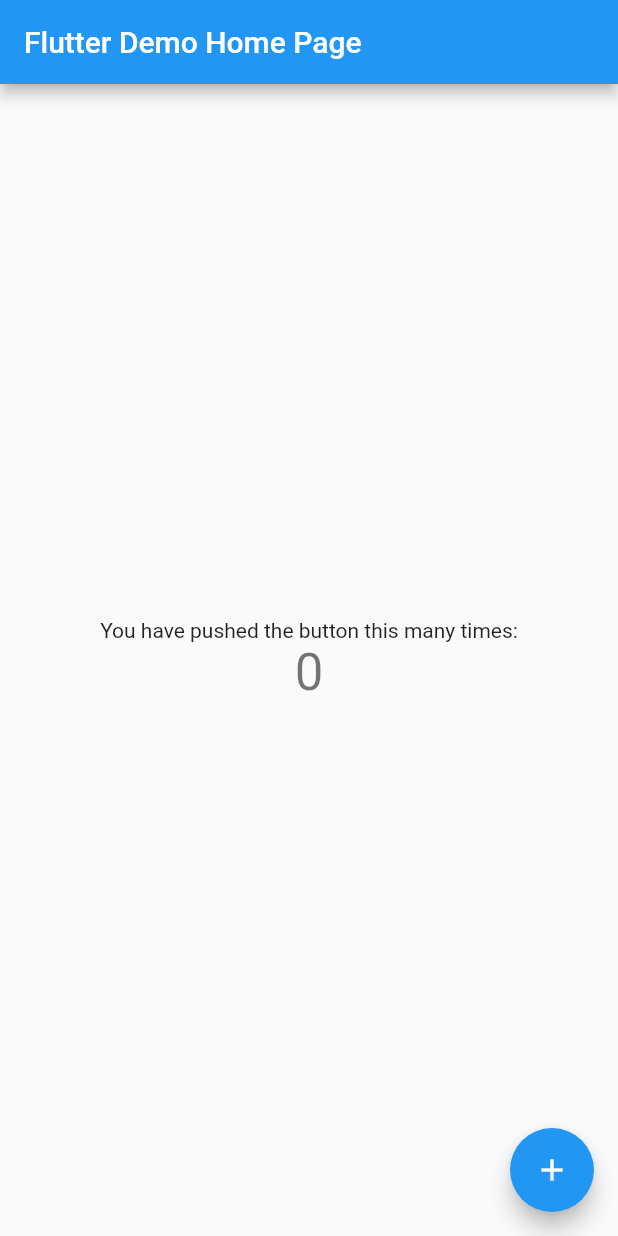
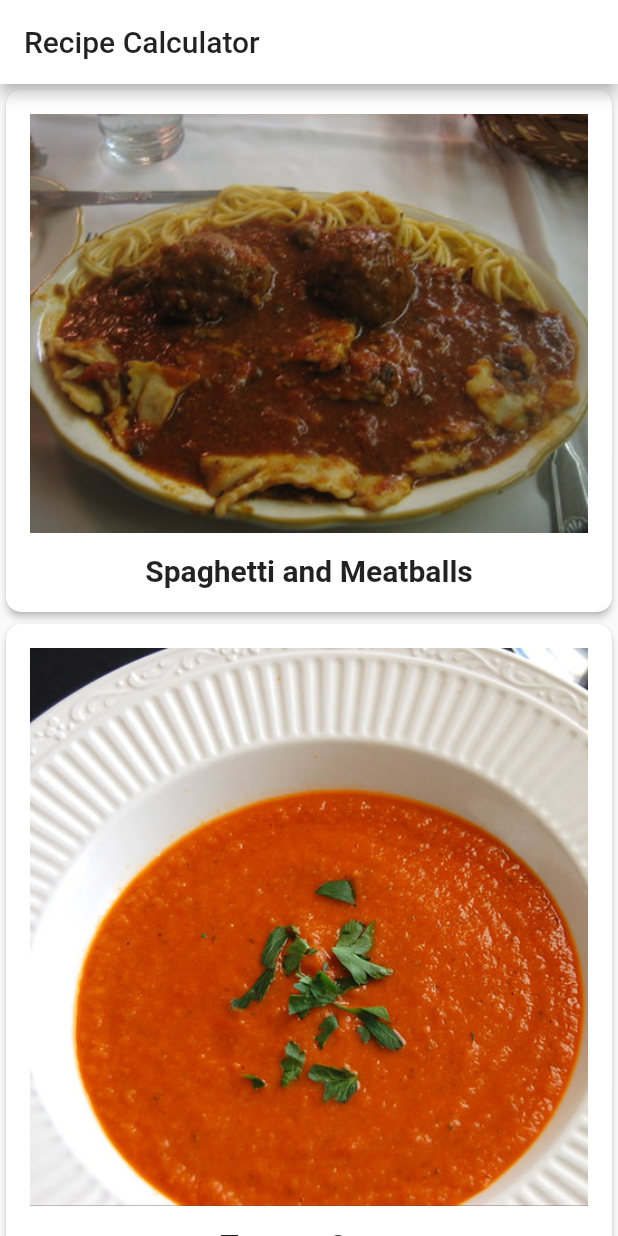
Before and after one commit to mtranggit/recipe_app, a Flutter app: the screen it shows after launch, on a phone screen of 412 x 824 dp. Run offline on Flutter 3.47's test engine with Material 2 defaults, Android fonts, the phone set to English and light mode, and no system bars; Roboto replaces fonts that are missing (Palatino).

Commit message:
Style up recipe page

```diff
--- a/lib/main.dart
+++ b/lib/main.dart
@@ -1,4 +1,5 @@
 import 'package:flutter/material.dart';
+import 'model/recipe.dart';
 
 void main() {
   runApp(RecipeApp());
@@ -9,7 +10,7 @@ class RecipeApp extends StatelessWidget {
   @override
   Widget build(BuildContext context) {
     return MaterialApp(
-      title: 'Flutter Demo',
+      title: 'Recipe Calculator',
       theme: ThemeData(
           // This is the theme of your application.
           //
@@ -20,9 +21,9 @@ class RecipeApp extends StatelessWidget {
           // or simply save your changes to "hot reload" in a Flutter IDE).
           // Notice that the counter didn't reset back to zero; the application
           // is not restarted.
-        primarySwatch: Colors.blue,
-      ),
-      home: MyHomePage(title: 'Flutter Demo Home Page'),
+          primaryColor: Colors.white,
+          accentColor: Colors.black),
+      home: MyHomePage(title: 'Recipe Calculator'),
     );
   }
 }
@@ -46,68 +47,46 @@ class MyHomePage extends StatefulWidget {
 }
 
 class _MyHomePageState extends State<MyHomePage> {
-  int _counter = 0;
-
-  void _incrementCounter() {
-    setState(() {
-      // This call to setState tells the Flutter framework that something has
-      // changed in this State, which causes it to rerun the build method below
-      // so that the display can reflect the updated values. If we changed
-      // _counter without calling setState(), then the build method would not be
-      // called again, and so nothing would appear to happen.
-      _counter++;
-    });
+  @override
+  Widget build(BuildContext context) {
+    return Scaffold(
+      appBar: AppBar(
+        title: Text(widget.title),
+      ),
+      body: SafeArea(
+          child: ListView.builder(
+        itemCount: Recipe.samples.length,
+        itemBuilder: (BuildContext context, int index) {
+          //   return Text(Recipe.samples[index].label);
+          return buildRecipeCard(Recipe.samples[index]);
+        },
+      )),
+    );
   }
 
-  @override
-  Widget build(BuildContext context) {
-    // This method is rerun every time setState is called, for instance as done
-    // by the _incrementCounter method above.
-    //
-    // The Flutter framework has been optimized to make rerunning build methods
-    // fast, so that you can just rebuild anything that needs updating rather
-    // than having to individually change instances of widgets.
-    return Scaffold(
-      appBar: AppBar(
-        // Here we take the value from the MyHomePage object that was created by
-        // the App.build method, and use it to set our appbar title.
-        title: Text(widget.title),
-      ),
-      body: Center(
-        // Center is a layout widget. It takes a single child and positions it
-        // in the middle of the parent.
+  Widget buildRecipeCard(Recipe recipe) {
+    return Card(
+      elevation: 2.0,
+      shape: RoundedRectangleBorder(borderRadius: BorderRadius.circular(10.0)),
+      child: Padding(
+        padding: const EdgeInsets.all(16.0),
         child: Column(
-          // Column is also a layout widget. It takes a list of children and
-          // arranges them vertically. By default, it sizes itself to fit its
-          // children horizontally, and tries to be as tall as its parent.
-          //
-          // Invoke "debug painting" (press "p" in the console, choose the
-          // "Toggle Debug Paint" action from the Flutter Inspector in Android
-          // Studio, or the "Toggle Debug Paint" command in Visual Studio Code)
-          // to see the wireframe for each widget.
-          //
-          // Column has various properties to control how it sizes itself and
-          // how it positions its children. Here we use mainAxisAlignment to
-          // center the children vertically; the main axis here is the vertical
-          // axis because Columns are vertical (the cross axis would be
-          // horizontal).
-          mainAxisAlignment: MainAxisAlignment.center,
           children: <Widget>[
-            Text(
-              'You have pushed the button this many times:',
+            Image(image: AssetImage(recipe.imageUrl)),
+            const SizedBox(
+              height: 14.0,
             ),
             Text(
-              '$_counter',
-              style: Theme.of(context).textTheme.headline4,
+              recipe.label,
+              style: const TextStyle(
+                fontSize: 20.0,
+                fontWeight: FontWeight.w700,
+                fontFamily: 'Palatino',
+              ),
             ),
           ],
         ),
-      ),
-      floatingActionButton: FloatingActionButton(
-        onPressed: _incrementCounter,
-        tooltip: 'Increment',
-        child: Icon(Icons.add),
-      ), // This trailing comma makes auto-formatting nicer for build methods.
+      )
     );
   }
 }
--- /dev/null
+++ b/lib/model/recipe.dart
@@ -0,0 +1,15 @@
+class Recipe {
+  String label;
+  String imageUrl;
+
+  Recipe(this.label, this.imageUrl);
+
+  static List<Recipe> samples = [
+  Recipe('Spaghetti and Meatballs', 'assets/2126711929_ef763de2b3_w.jpg'),
+  Recipe('Tomato Soup', 'assets/27729023535_a57606c1be.jpg'),
+  Recipe('Grilled Cheese', 'assets/3187380632_5056654a19_b.jpg'),
+  Recipe('Chocolate Chip Cookies', 'assets/15992102771_b92f4cc00a_b.jpg'),
+  Recipe('Taco Salad', 'assets/8533381643_a31a99e8a6_c.jpg'),
+  Recipe('Hawaiian Pizza', 'assets/15452035777_294cefced5_c.jpg'),
+];
+}
--- a/pubspec.yaml
+++ b/pubspec.yaml
@@ -45,7 +45,8 @@ flutter:
   uses-material-design: true
 
   # To add assets to your application, add an assets section, like this:
-  # assets:
+  assets:
+    - assets/
   #   - images/a_dot_burr.jpeg
   #   - images/a_dot_ham.jpeg
 
```
Also changed, not shown: assets/15452035777_294cefced5_c.jpg (added), assets/15992102771_b92f4cc00a_b.jpg (added), assets/2126711929_ef763de2b3_w.jpg (added), assets/27729023535_a57606c1be.jpg (added), assets/3187380632_5056654a19_b.jpg (added), assets/8533381643_a31a99e8a6_c.jpg (added), 1 other file. Lines whose indentation alone changed are shown as unchanged.
